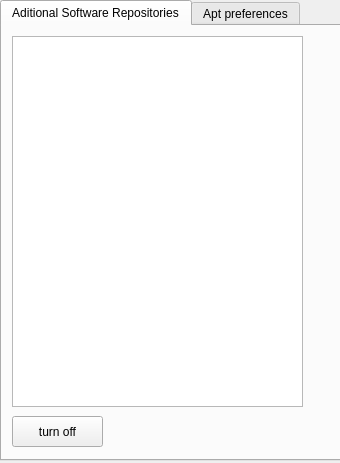
Above: Mast/apt_preferences.ui from jakubiszon26/Mast before the change. Below: the same form after it.
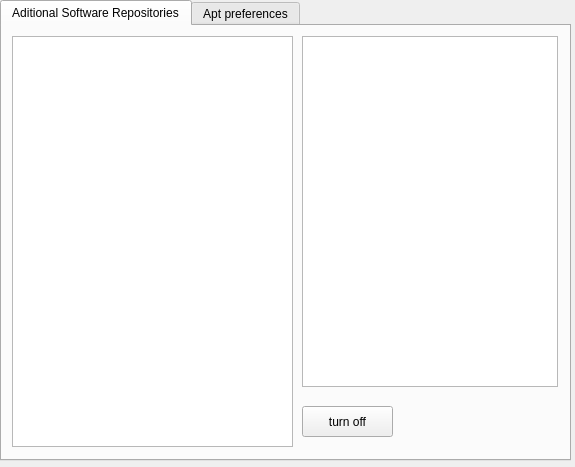
That is the form after the change.

Commit message: support for multi repositories files in apt prefs

The edit to the form file:
```diff
--- a/Mast/apt_preferences.ui
+++ b/Mast/apt_preferences.ui
@@ -6,8 +6,8 @@
    <rect>
     <x>0</x>
     <y>0</y>
-    <width>340</width>
-    <height>463</height>
+    <width>575</width>
+    <height>467</height>
    </rect>
   </property>
   <property name="windowTitle">
@@ -18,7 +18,7 @@
     <rect>
      <x>0</x>
      <y>0</y>
-     <width>341</width>
+     <width>571</width>
      <height>461</height>
     </rect>
    </property>
@@ -37,16 +37,16 @@
       <rect>
        <x>10</x>
        <y>10</y>
-       <width>291</width>
-       <height>371</height>
+       <width>281</width>
+       <height>411</height>
       </rect>
      </property>
     </widget>
     <widget class="QPushButton" name="on_and_off_button">
      <property name="geometry">
       <rect>
-       <x>10</x>
-       <y>390</y>
+       <x>300</x>
+       <y>380</y>
        <width>91</width>
        <height>31</height>
       </rect>
@@ -55,6 +55,16 @@
       <string>turn off</string>
      </property>
     </widget>
+    <widget class="QListWidget" name="repositories_in_file_list">
+     <property name="geometry">
+      <rect>
+       <x>300</x>
+       <y>10</y>
+       <width>256</width>
+       <height>351</height>
+      </rect>
+     </property>
+    </widget>
    </widget>
    <widget class="QWidget" name="tab_2">
     <attribute name="title">
```
The commit also changes 6 other files.
